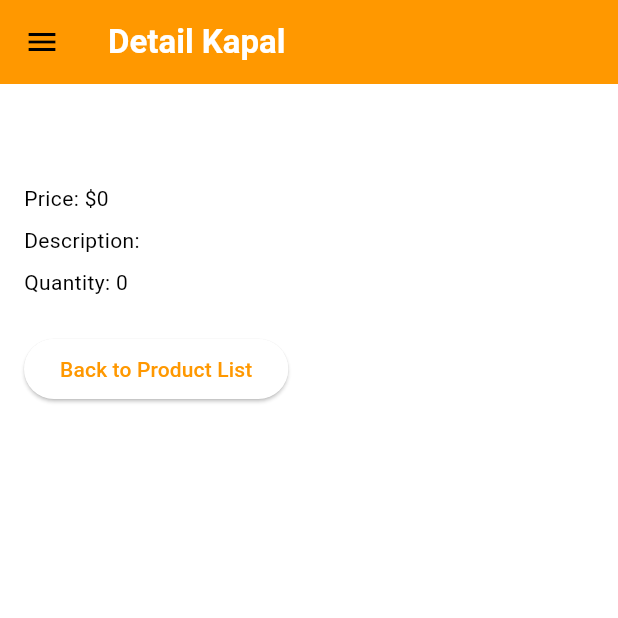
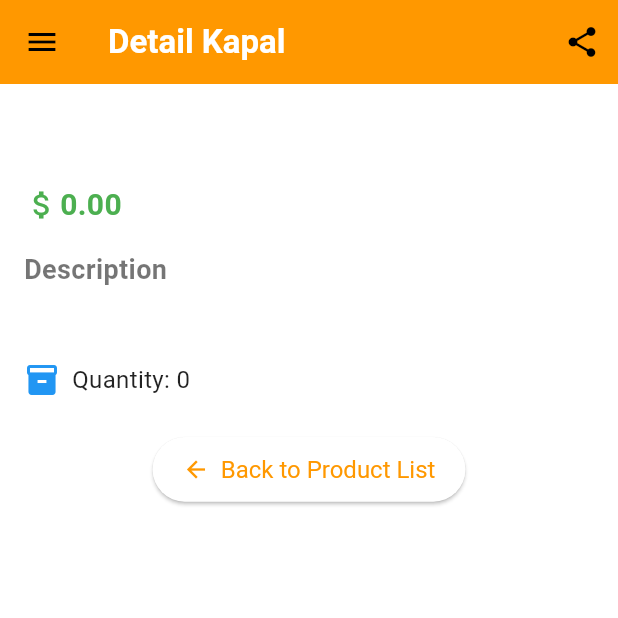
Before and after one commit to nobeljb/ship-shop-mobile, a Flutter app: the ProductDetailPage screen opened directly with empty values, on a phone screen of 412 x 824 dp, the top half of it. Run offline on Flutter 3.47's test engine with Material 3 defaults, Android fonts, the light colour scheme and no system bars; missing offline and left inert: pbp_django_auth.

Commit message:
finishing readme and change some UI

```diff
--- a/lib/screens/list_product.dart
+++ b/lib/screens/list_product.dart
@@ -88,6 +88,10 @@ class _ProductPageState extends State<ProductPage> {
                             fontWeight: FontWeight.bold,
                           ),
                         ),
+                        const SizedBox(height: 10),
+                        Text("\$${snapshot.data![index].fields.price}"),
+                        const SizedBox(height: 10),
+                        Text("${snapshot.data![index].fields.description}"),
                       ],
                     ),
                   ),
--- a/lib/screens/product_detail.dart
+++ b/lib/screens/product_detail.dart
@@ -11,40 +11,105 @@ class ProductDetailPage extends StatelessWidget {
   Widget build(BuildContext context) {
     return Scaffold(
       appBar: AppBar(
-        title: Text("Detail Kapal",
-        style: const TextStyle(
+        title: Text(
+          "Detail Kapal",
+          style: const TextStyle(
             color: Colors.white,
             fontWeight: FontWeight.bold,
           ),
         ),
-        // Warna latar belakang AppBar diambil dari skema warna tema aplikasi.
         backgroundColor: Theme.of(context).colorScheme.primary,
+        actions: [
+          IconButton(
+            icon: const Icon(Icons.share),
+            onPressed: () {
+              // Implement sharing functionality if needed.
+            },
+          ),
+        ],
       ),
       drawer: const LeftDrawer(),
-      body: Padding(
+      body: SingleChildScrollView(
         padding: const EdgeInsets.all(16.0),
         child: Column(
           crossAxisAlignment: CrossAxisAlignment.start,
           children: [
+            // Product Name
             Text(
               product.fields.name,
               style: const TextStyle(
-                fontSize: 24.0,
+                fontSize: 28.0,
                 fontWeight: FontWeight.bold,
+                color: Colors.black87,
+              ),
+            ),
+            const SizedBox(height: 10),
+
+            // Product Price with Styled Text
+            Row(
+              children: [
+                const Icon(Icons.attach_money, color: Colors.green),
+                Text(
+                  "${product.fields.price.toStringAsFixed(2)}",
+                  style: const TextStyle(
+                    fontSize: 20.0,
+                    fontWeight: FontWeight.w600,
+                    color: Colors.green,
+                  ),
+                ),
+              ],
+            ),
+            const SizedBox(height: 16),
+
+            // Product Description
+            const Text(
+              "Description",
+              style: TextStyle(
+                fontSize: 18.0,
+                fontWeight: FontWeight.bold,
+                color: Colors.black54,
+              ),
+            ),
+            const SizedBox(height: 8),
+            Text(
+              product.fields.description,
+              style: const TextStyle(
+                fontSize: 16.0,
+                color: Colors.black54,
+                height: 1.5,
               ),
             ),
             const SizedBox(height: 16),
-            Text("Price: \$${product.fields.price}"),
-            const SizedBox(height: 8),
-            Text("Description: ${product.fields.description}"),
-            const SizedBox(height: 8),
-            Text("Quantity: ${product.fields.quantity}"),
+
+            // Quantity Information
+            Row(
+              children: [
+                const Icon(Icons.inventory, color: Colors.blue),
+                const SizedBox(width: 8),
+                Text(
+                  "Quantity: ${product.fields.quantity}",
+                  style: const TextStyle(
+                    fontSize: 16.0,
+                    color: Colors.black87,
+                  ),
+                ),
+              ],
+            ),
             const SizedBox(height: 24),
-            ElevatedButton(
-              onPressed: () {
-                Navigator.pop(context);
-              },
-              child: const Text('Back to Product List'),
+
+            // Action Button
+            Center(
+              child: ElevatedButton.icon(
+                onPressed: () {
+                  Navigator.pop(context);
+                },
+                icon: const Icon(Icons.arrow_back),
+                label: const Text('Back to Product List'),
+                style: ElevatedButton.styleFrom(
+                  padding: const EdgeInsets.symmetric(horizontal: 20, vertical: 12),
+                  textStyle: const TextStyle(fontSize: 16),
+                ),
+              ),
             ),
           ],
         ),
```
Also changed, not shown: 1 other file.
